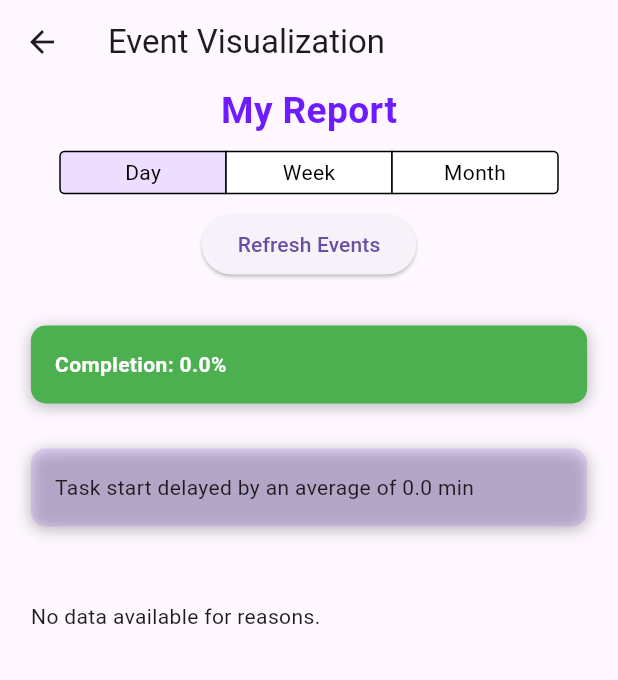
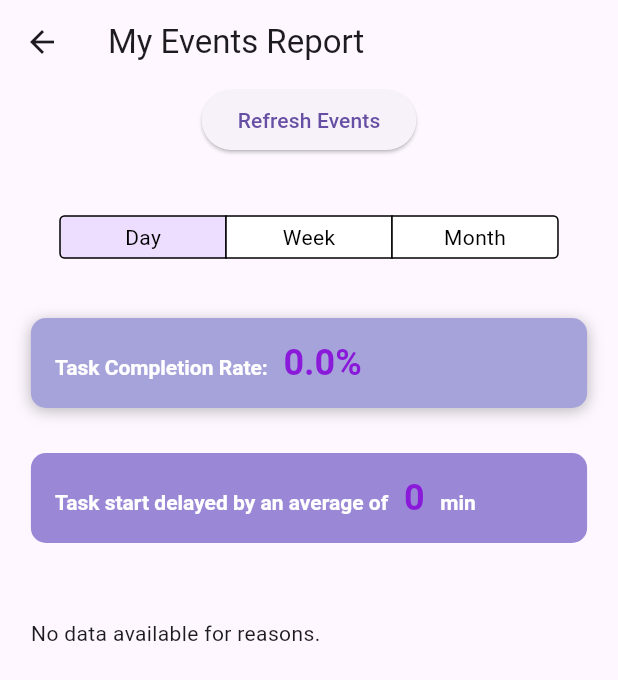
Before and after one commit to Peetzie/02808----Daily-Space, a Flutter app: the OptionTwoPage screen opened directly, on a phone screen of 412 x 824 dp. Shown: the top 680 px of the screen. Run offline on Flutter 3.47's test engine with Material 3 defaults, Android fonts, the phone set to English and light mode, and no system bars; our stand-ins replace auth_buttons, cloud_firestore, firebase_auth, firebase_core, fl_chart, google_sign_in and 2 more; accounts and stored records are empty.

Commit message:
some modification

```diff
--- a/dailyspace/lib/screens/acitivity_tracker.dart
+++ b/dailyspace/lib/screens/acitivity_tracker.dart
@@ -208,7 +208,7 @@ class _ActivityTrackerState extends State<ActivityTracker> {
                   _buildAvailableActivities(),
                   SizedBox(height: MediaQuery.of(context).size.height * 0.02),
                   _buildStartTask(),
-                  SizedBox(height: MediaQuery.of(context).size.height * 0.08),
+                  SizedBox(height: MediaQuery.of(context).size.height * 0.05),
                   _buildWaitingToFinish(),
                 ],
               ),
--- a/dailyspace/lib/screens/vis.dart
+++ b/dailyspace/lib/screens/vis.dart
@@ -1,7 +1,6 @@
 import 'dart:developer' as dev;
 import 'package:dailyspace/datastructures/TimePeriod.dart';
 import 'package:dailyspace/datastructures/Timeformatter.dart';
-import 'package:dailyspace/sources/app_colors.dart';
 import 'package:dailyspace/widgets/graphs/delay_bar_chart.dart';
 import 'package:dailyspace/widgets/graphs/delayed_min.dart';
 import 'package:dailyspace/widgets/graphs/period_control.dart';
@@ -9,10 +8,10 @@ import 'package:dailyspace/widgets/graphs/task_completion.dart';
 import 'package:flutter/material.dart';
 import 'package:dailyspace/datastructures/firebase_event.dart';
 import 'package:dailyspace/services/firebase_handler.dart';
-import 'dart:math';
 import 'package:tuple/tuple.dart';
 import 'package:dailyspace/widgets/graphs/duration_bar_chart.dart';
 import 'package:dailyspace/widgets/graphs/reasons_pie_chart.dart';
+import 'package:dailyspace/widgets/graphs/longest_task_widget.dart';
 
 class OptionTwoPage extends StatefulWidget {
   const OptionTwoPage({super.key});
@@ -23,7 +22,7 @@ class OptionTwoPage extends StatefulWidget {
 
 extension on DateTime {
   bool isAtLeast(DateTime other) {
-    return this.isAfter(other) || this.isAtSameMomentAs(other);
+    return isAfter(other) || isAtSameMomentAs(other);
   }
 }
 
@@ -72,9 +71,9 @@ class _OptionTwoPageState extends State<OptionTwoPage> {
     for (var event in endedEvents) {
       double durationInMinutes =
           (int.tryParse(event.duration ?? '0') ?? 0).toDouble();
-      String taskName = event.taskTitle;
-      taskDurations.update(
-          taskName, (existingDuration) => existingDuration + durationInMinutes,
+      String calendarName = event.calendarName;
+      taskDurations.update(calendarName,
+          (existingDuration) => existingDuration + durationInMinutes,
           ifAbsent: () => durationInMinutes);
     }
   }
@@ -235,30 +234,26 @@ class _OptionTwoPageState extends State<OptionTwoPage> {
 
     double screenWidth = MediaQuery.of(context).size.width;
     double baseWidth = screenWidth * 0.9;
-    double containerHeight = 60;
     const double uniformSpacing = 30.0;
 
     var longestTaskEntry = _taskWithLongestDuration();
 
     return Scaffold(
-        appBar: AppBar(title: const Text("Event Visualization")),
+        appBar: AppBar(title: const Text("My Events Report")),
         body: SingleChildScrollView(
           child: Column(
             children: [
-              Text(
-                "My Report",
-                style: TextStyle(
-                    fontSize: height * 0.03,
-                    fontWeight: FontWeight.bold,
-                    color: AppColors.contentColorPurple),
+              ElevatedButton(
+                onPressed: () {
+                  fetchEvents();
+                  fetchReasons();
+                },
+                child: const Text("Refresh Events"),
               ),
+              SizedBox(height: uniformSpacing),
               SegmentedControl(
                 height: height,
                 onValueChanged: _handleSegmentedControlChange,
-              ),
-              ElevatedButton(
-                onPressed: fetchEvents,
-                child: const Text("Refresh Events"),
               ),
               SizedBox(height: uniformSpacing),
               Container(
@@ -294,36 +289,9 @@ class _OptionTwoPageState extends State<OptionTwoPage> {
                   });
                 },
                 child: longestTaskEntry != null
-                    ? Container(
-                        width: baseWidth,
-                        height: containerHeight,
-                        decoration: BoxDecoration(
-                          color: Colors.orangeAccent,
-                          borderRadius: BorderRadius.circular(12),
-                        ),
-                        padding: EdgeInsets.symmetric(
-                            vertical: 8.0, horizontal: 16.0),
-                        child: Row(
-                          mainAxisAlignment: MainAxisAlignment.spaceBetween,
-                          children: [
-                            Expanded(
-                              child: Text(
-                                "Task with the longest duration",
-                                style: TextStyle(
-                                  color: Colors.white,
-                                  fontWeight: FontWeight.bold,
-                                ),
-                              ),
-                            ),
-                            Text(
-                              "${longestTaskEntry.key} (${longestTaskEntry.value.toStringAsFixed(2)} hrs)",
-                              style: TextStyle(
-                                color: Colors.white,
-                                fontWeight: FontWeight.bold,
-                              ),
-                            ),
-                          ],
-                        ),
+                    ? LongestTaskWidget(
+                        taskName: longestTaskEntry.key,
+                        duration: longestTaskEntry.value,
                       )
                     : Container(),
               ),
--- a/dailyspace/lib/widgets/graphs/delayed_min.dart
+++ b/dailyspace/lib/widgets/graphs/delayed_min.dart
@@ -6,6 +6,7 @@ class DelayAverageDurationWidget extends StatelessWidget {
   final Map<Tuple2<String, String>, double> averageDelays;
 
   const DelayAverageDurationWidget({super.key, required this.averageDelays});
+
   double computeAverageOfAverages(
       Map<Tuple2<String, String>, double> averages) {
     if (averages.isEmpty) return 0.0;
@@ -17,20 +18,45 @@ class DelayAverageDurationWidget extends StatelessWidget {
 
   @override
   Widget build(BuildContext context) {
-    final double average = computeAverageOfAverages(averageDelays);
+    final int roundedAverage =
+        (computeAverageOfAverages(averageDelays) + 0.5).floor();
     return Container(
       padding: const EdgeInsets.all(16),
       decoration: BoxDecoration(
-          color: AppColors.contentColorPurple.withAlpha(30),
-          borderRadius: BorderRadius.circular(10),
-          boxShadow: const [
-            BoxShadow(
-              color: Colors.black26,
-              blurRadius: 8,
-              offset: Offset(0, 2),
-            )
-          ]),
-      child: Text("Task start delayed by an average of $average min"),
+        color: Color.fromARGB(255, 154, 136, 214),
+        borderRadius: BorderRadius.circular(10),
+      ),
+      child: RichText(
+        text: TextSpan(
+          text: 'Task start delayed by an average of   ',
+          style: const TextStyle(
+            color: Colors.white,
+            fontSize: 14,
+            fontWeight: FontWeight.bold,
+            fontFamily: 'Roboto',
+          ),
+          children: <TextSpan>[
+            TextSpan(
+              text: '$roundedAverage',
+              style: const TextStyle(
+                color: Color.fromARGB(255, 138, 25, 218),
+                fontSize: 24,
+                fontWeight: FontWeight.bold,
+                fontFamily: 'Roboto',
+              ),
+            ),
+            const TextSpan(
+              text: '   min',
+              style: const TextStyle(
+                color: Colors.white,
+                fontSize: 14,
+                fontWeight: FontWeight.bold,
+                fontFamily: 'Roboto',
+              ),
+            ),
+          ],
+        ),
+      ),
     );
   }
 }
--- a/dailyspace/lib/widgets/graphs/task_completion.dart
+++ b/dailyspace/lib/widgets/graphs/task_completion.dart
@@ -18,7 +18,7 @@ class TaskCompletionWidget extends StatelessWidget {
     return Container(
       padding: const EdgeInsets.all(16),
       decoration: BoxDecoration(
-        color: Colors.green,
+        color: Color.fromARGB(255, 166, 163, 219),
         borderRadius: BorderRadius.circular(10),
         boxShadow: const [
           BoxShadow(
@@ -28,11 +28,23 @@ class TaskCompletionWidget extends StatelessWidget {
           ),
         ],
       ),
-      child: Text(
-        'Completion: ${completionPercentage.toStringAsFixed(1)}%',
-        style: const TextStyle(
-          color: Colors.white,
-          fontWeight: FontWeight.bold,
+      child: RichText(
+        text: TextSpan(
+          text: 'Task Completion Rate:   ',
+          style: const TextStyle(
+            color: Colors.white,
+            fontWeight: FontWeight.bold,
+          ),
+          children: <TextSpan>[
+            TextSpan(
+              text: '${completionPercentage.toStringAsFixed(1)}%',
+              style: const TextStyle(
+                color: Color.fromARGB(255, 138, 25, 218),
+                fontWeight: FontWeight.bold,
+                fontSize: 24, // Increase this value to adjust the font size
+              ),
+            ),
+          ],
         ),
       ),
     );
```
Also changed, not shown: dailyspace/lib/screens/calendar.dart (+7 -3 lines), dailyspace/lib/widgets/graphs/delay_bar_chart.dart (+29 -6 lines), dailyspace/lib/widgets/graphs/duration_bar_chart.dart (+36 -17 lines), dailyspace/lib/widgets/graphs/longest_task_widget.dart (added, +47 -0 lines), dailyspace/lib/widgets/graphs/reasons_pie_chart.dart (+28 -9 lines).
